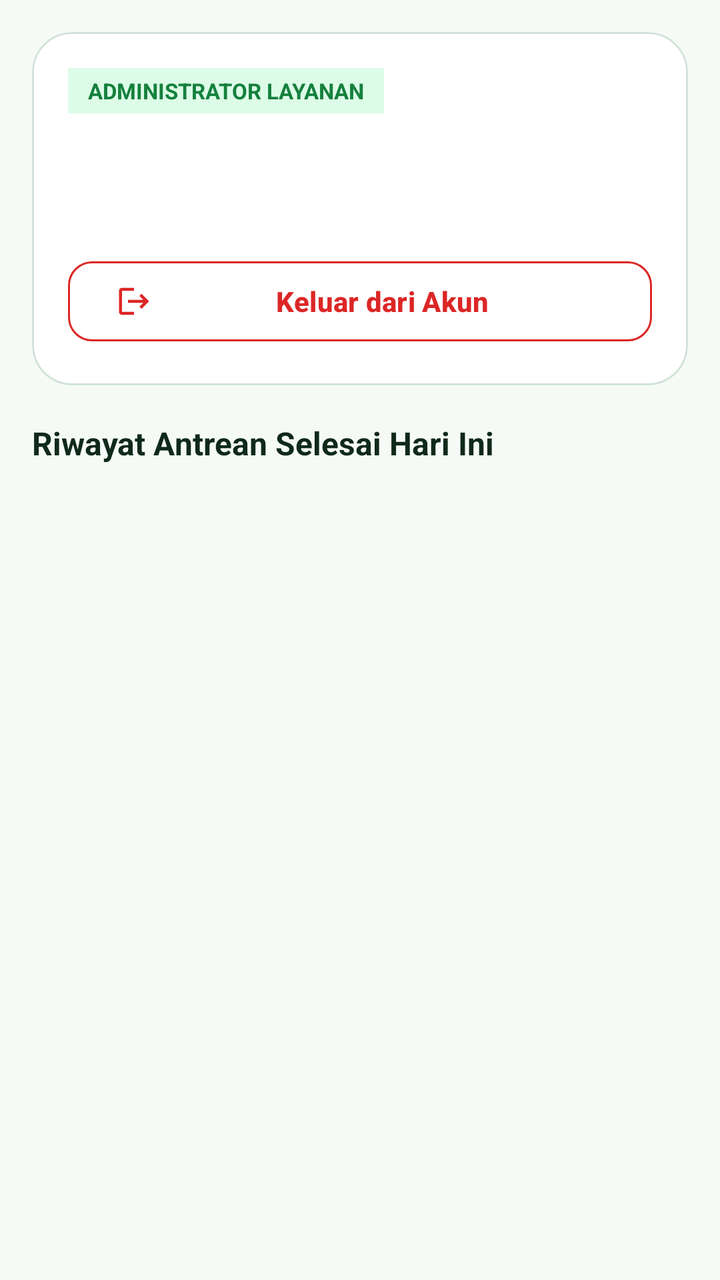
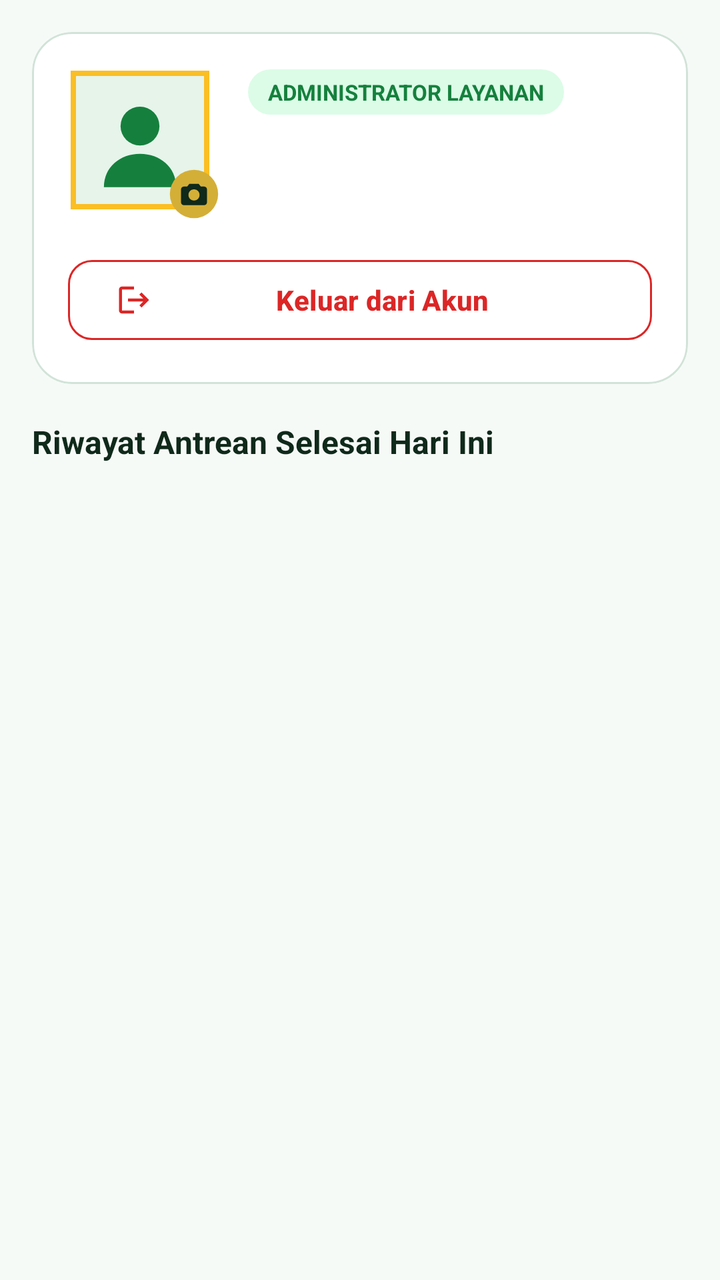

Compare the two renders of this Android layout. The source of the first and the diff that turns it into the second are given below.
<!-- AndroidManifest.xml: application theme Theme.QueueLess -->
<!-- res/layout/fragment_admin_history.xml -->
<?xml version="1.0" encoding="utf-8"?>
<LinearLayout xmlns:android="http://schemas.android.com/apk/res/android"
    xmlns:app="http://schemas.android.com/apk/res-auto"
    android:layout_width="match_parent"
    android:layout_height="match_parent"
    android:background="@color/background_light"
    android:orientation="vertical"
    android:padding="16dp">

    
    <com.google.android.material.card.MaterialCardView
        style="@style/Widget.QueueLess.Card"
        android:layout_width="match_parent"
        android:layout_height="wrap_content">

        <LinearLayout
            android:layout_width="match_parent"
            android:layout_height="wrap_content"
            android:orientation="vertical"
            android:padding="18dp">

            <TextView
                android:layout_width="wrap_content"
                android:layout_height="wrap_content"
                android:background="@color/primary_blue_light"
                android:paddingHorizontal="10dp"
                android:paddingVertical="4dp"
                android:text="@string/role_admin_badge"
                android:textColor="@color/primary_blue"
                android:textSize="11sp"
                android:textStyle="bold" />

            <TextView
                android:id="@+id/tvAdminName"
                android:layout_width="match_parent"
                android:layout_height="wrap_content"
                android:layout_marginTop="10dp"
                android:textColor="@color/text_primary"
                android:textSize="18sp"
                android:textStyle="bold" />

            <TextView
                android:id="@+id/tvAdminEmail"
                android:layout_width="match_parent"
                android:layout_height="wrap_content"
                android:layout_marginTop="2dp"
                android:textColor="@color/text_secondary"
                android:textSize="13sp" />

            <com.google.android.material.button.MaterialButton
                android:id="@+id/btnAdminLogout"
                style="@style/Widget.Material3.Button.OutlinedButton"
                android:layout_width="match_parent"
                android:layout_height="48dp"
                android:layout_marginTop="16dp"
                android:text="@string/btn_logout"
                android:textColor="@color/error_red"
                android:textStyle="bold"
                app:cornerRadius="12dp"
                app:icon="@drawable/ic_logout"
                app:iconTint="@color/error_red"
                app:strokeColor="@color/error_red" />
        </LinearLayout>
    </com.google.android.material.card.MaterialCardView>

    <TextView
        android:layout_width="match_parent"
        android:layout_height="wrap_content"
        android:layout_marginTop="18dp"
        android:layout_marginBottom="10dp"
        android:text="@string/label_today_history"
        android:textColor="@color/text_primary"
        android:textSize="16sp"
        android:textStyle="bold" />

    <LinearLayout
        android:id="@+id/layoutEmptyAdminHistory"
        android:layout_width="match_parent"
        android:layout_height="0dp"
        android:layout_weight="1"
        android:gravity="center"
        android:orientation="vertical"
        android:visibility="gone">

        <ImageView
            android:layout_width="64dp"
            android:layout_height="64dp"
            android:contentDescription="@string/cd_empty_icon"
            android:src="@drawable/ic_empty_box" />

        <TextView
            android:layout_width="wrap_content"
            android:layout_height="wrap_content"
            android:layout_marginTop="8dp"
            android:text="@string/empty_history"
            android:textColor="@color/text_secondary"
            android:textSize="14sp" />
    </LinearLayout>

    <androidx.recyclerview.widget.RecyclerView
        android:id="@+id/rvAdminHistory"
        android:layout_width="match_parent"
        android:layout_height="0dp"
        android:layout_weight="1" />
</LinearLayout>
<!-- resources referenced by this layout -->
<resources>
  <color name="background_light">#F6FAF7</color>
  <color name="error_red">#DC2626</color>
  <color name="primary_blue">#15803D</color>
  <color name="text_primary">#0F291A</color>
  <color name="text_secondary">#4B6356</color>
  <!-- drawable ic_empty_box (drawable) -->
  <?xml version="1.0" encoding="utf-8"?>
  <vector xmlns:android="http://schemas.android.com/apk/res/android"
      android:width="64dp"
      android:height="64dp"
      android:viewportWidth="24"
      android:viewportHeight="24">
      <path
          android:fillColor="#CBD5E1"
          android:pathData="M19,3H5C3.9,3 3,3.9 3,5v14c0,1.1 0.9,2 2,2h14c1.1,0 2,-0.9 2,-2V5C21,3.9 20.1,3 19,3zM19,19H5v-3h3.56c0.69,1.19 1.97,2 3.45,2s2.75,-0.81 3.45,-2H19V19zM19,14h-4.99c0,1.1 -0.9,2 -2,2s-2,-0.9 -2,-2H5V5h14V14z" />
  </vector>
  <color name="surface_white">#FFFFFF</color>
  <color name="border_subtle">#D1E3D8</color>
  <color name="text_white">#FFFFFF</color>
  <color name="secondary_teal">#B45309</color>
  <color name="primary_blue_dark">#052E16</color>
  <!-- unchanged entries left out for length: 10 -->
</resources>

<!-- the commit's change to res/layout/fragment_admin_history.xml (unified diff, before → after) -->
@@ -7,7 +7,6 @@
     android:orientation="vertical"
     android:padding="16dp">
 
-    
     <com.google.android.material.card.MaterialCardView
         style="@style/Widget.QueueLess.Card"
         android:layout_width="match_parent"
@@ -19,33 +18,74 @@
             android:orientation="vertical"
             android:padding="18dp">
 
-            <TextView
-                android:layout_width="wrap_content"
-                android:layout_height="wrap_content"
-                android:background="@color/primary_blue_light"
-                android:paddingHorizontal="10dp"
-                android:paddingVertical="4dp"
-                android:text="@string/role_admin_badge"
-                android:textColor="@color/primary_blue"
-                android:textSize="11sp"
-                android:textStyle="bold" />
-
-            <TextView
-                android:id="@+id/tvAdminName"
+            <LinearLayout
                 android:layout_width="match_parent"
                 android:layout_height="wrap_content"
-                android:layout_marginTop="10dp"
-                android:textColor="@color/text_primary"
-                android:textSize="18sp"
-                android:textStyle="bold" />
+                android:gravity="center_vertical"
+                android:orientation="horizontal">
 
-            <TextView
-                android:id="@+id/tvAdminEmail"
-                android:layout_width="match_parent"
-                android:layout_height="wrap_content"
-                android:layout_marginTop="2dp"
-                android:textColor="@color/text_secondary"
-                android:textSize="13sp" />
+                <FrameLayout
+                    android:id="@+id/frameAdminAvatar"
+                    android:layout_width="76dp"
+                    android:layout_height="76dp"
+                    android:clickable="true"
+                    android:focusable="true">
+
+                    <com.google.android.material.imageview.ShapeableImageView
+                        android:id="@+id/ivAdminAvatar"
+                        android:layout_width="72dp"
+                        android:layout_height="72dp"
+                        android:contentDescription="@string/cd_profile_avatar"
+                        android:padding="2.5dp"
+                        android:scaleType="centerCrop"
+                        android:src="@drawable/ic_default_avatar"
+                        app:strokeColor="@color/unimal_gold"
+                        app:strokeWidth="2.5dp" />
+
+                    <ImageView
+                        android:layout_width="26dp"
+                        android:layout_height="26dp"
+                        android:layout_gravity="bottom|end"
+                        android:contentDescription="@string/cd_change_avatar"
+                        android:src="@drawable/ic_camera_badge" />
+                </FrameLayout>
+
+                <LinearLayout
+                    android:layout_width="0dp"
+                    android:layout_height="wrap_content"
+                    android:layout_marginStart="14dp"
+                    android:layout_weight="1"
+                    android:orientation="vertical">
+
+                    <TextView
+                        android:layout_width="wrap_content"
+                        android:layout_height="wrap_content"
+                        android:background="@drawable/bg_badge_rounded"
+                        android:paddingHorizontal="10dp"
+                        android:paddingVertical="4dp"
+                        android:text="@string/role_admin_badge"
+                        android:textColor="@color/primary_blue"
+                        android:textSize="11sp"
+                        android:textStyle="bold" />
+
+                    <TextView
+                        android:id="@+id/tvAdminName"
+                        android:layout_width="match_parent"
+                        android:layout_height="wrap_content"
+                        android:layout_marginTop="8dp"
+                        android:textColor="@color/text_primary"
+                        android:textSize="18sp"
+                        android:textStyle="bold" />
+
+                    <TextView
+                        android:id="@+id/tvAdminEmail"
+                        android:layout_width="match_parent"
+                        android:layout_height="wrap_content"
+                        android:layout_marginTop="2dp"
+                        android:textColor="@color/text_secondary"
+                        android:textSize="13sp" />
+                </LinearLayout>
+            </LinearLayout>
 
             <com.google.android.material.button.MaterialButton
                 android:id="@+id/btnAdminLogout"
@@ -83,15 +123,15 @@
         android:visibility="gone">
 
         <ImageView
-            android:layout_width="64dp"
-            android:layout_height="64dp"
+            android:layout_width="116dp"
+            android:layout_height="116dp"
             android:contentDescription="@string/cd_empty_icon"
             android:src="@drawable/ic_empty_box" />
 
         <TextView
             android:layout_width="wrap_content"
             android:layout_height="wrap_content"
-            android:layout_marginTop="8dp"
+            android:layout_marginTop="10dp"
             android:text="@string/empty_history"
             android:textColor="@color/text_secondary"
             android:textSize="14sp" />
<!-- resource entries referenced after the edit -->
@@ -5,17 +5,107 @@
   <color name="primary_blue">#15803D</color>
   <color name="text_primary">#0F291A</color>
   <color name="text_secondary">#4B6356</color>
+  <color name="unimal_gold">#FBBF24</color>
+  <!-- drawable bg_badge_rounded (drawable) -->
+  <?xml version="1.0" encoding="utf-8"?>
+  <shape xmlns:android="http://schemas.android.com/apk/res/android"
+      android:shape="rectangle">
+      <solid android:color="@color/primary_blue_light" />
+      <corners android:radius="12dp" />
+  </shape>
+  <!-- drawable ic_camera_badge (drawable) -->
+  <vector xmlns:android="http://schemas.android.com/apk/res/android"
+      android:width="28dp"
+      android:height="28dp"
+      android:viewportWidth="28"
+      android:viewportHeight="28">
+      <path
+          android:fillColor="#D4AF37"
+          android:pathData="M14,1A13,13 0 1,1 14,27A13,13 0 1,1 14,1Z" />
+      <path
+          android:fillColor="#0F291A"
+          android:pathData="M11.5,8.5L10.3,10H8.5C7.7,10 7,10.7 7,11.5V18.5C7,19.3 7.7,20 8.5,20H19.5C20.3,20 21,19.3 21,18.5V11.5C21,10.7 20.3,10 19.5,10H17.7L16.5,8.5H11.5ZM14,17.5C12.3,17.5 11,16.2 11,14.5C11,12.8 12.3,11.5 14,11.5C15.7,11.5 17,12.8 17,14.5C17,16.2 15.7,17.5 14,17.5Z" />
+  </vector>
+  <!-- drawable ic_default_avatar (drawable) -->
+  <vector xmlns:android="http://schemas.android.com/apk/res/android"
+      android:width="96dp"
+      android:height="96dp"
+      android:viewportWidth="96"
+      android:viewportHeight="96">
+      <path
+          android:fillColor="#E6F4EA"
+          android:pathData="M0,0H96V96H0Z" />
+      <path
+          android:fillColor="#15803D"
+          android:pathData="M48,24A14,14 0 1,1 48,52A14,14 0 1,1 48,24Z" />
+      <path
+          android:fillColor="#15803D"
+          android:pathData="M22,82C22,67.6 33.6,58 48,58C62.4,58 74,67.6 74,82Z" />
+  </vector>
   <!-- drawable ic_empty_box (drawable) -->
   <?xml version="1.0" encoding="utf-8"?>
   <vector xmlns:android="http://schemas.android.com/apk/res/android"
-      android:width="64dp"
-      android:height="64dp"
-      android:viewportWidth="24"
-      android:viewportHeight="24">
+      android:width="132dp"
+      android:height="132dp"
+      android:viewportWidth="132"
+      android:viewportHeight="132">
+  
+      
+      <path
+          android:fillColor="#E6F4EA"
+          android:pathData="M66,12A54,54 0 1,1 66,120A54,54 0 1,1 66,12Z" />
+  
+      
+      <path
+          android:fillColor="#D1EAD9"
+          android:pathData="M66,24A42,42 0 1,1 66,108A42,42 0 1,1 66,24Z" />
+  
+      
+      <path
+          android:fillColor="#FFFFFF"
+          android:pathData="M42,36H90A6,6 0 0,1 96,42V90A6,6 0 0,1 90,96H42A6,6 0 0,1 36,90V42A6,6 0 0,1 42,36Z" />
+  
+      
+      <path
+          android:fillColor="#0F291A"
+          android:pathData="M42,36H90A6,6 0 0,1 96,42V52H36V42A6,6 0 0,1 42,36Z" />
+  
+      
+      <path
+          android:fillColor="#D4AF37"
+          android:pathData="M46,43H70V45.5H46Z" />
+  
+      
+      <path
+          android:fillColor="#15803D"
+          android:pathData="M46,61H54V69H46Z" />
       <path
           android:fillColor="#CBD5E1"
-          android:pathData="M19,3H5C3.9,3 3,3.9 3,5v14c0,1.1 0.9,2 2,2h14c1.1,0 2,-0.9 2,-2V5C21,3.9 20.1,3 19,3zM19,19H5v-3h3.56c0.69,1.19 1.97,2 3.45,2s2.75,-0.81 3.45,-2H19V19zM19,14h-4.99c0,1.1 -0.9,2 -2,2s-2,-0.9 -2,-2H5V5h14V14z" />
+          android:pathData="M59,62H86V65H59Z" />
+      <path
+          android:fillColor="#E2E8F0"
+          android:pathData="M59,67H76V69H59Z" />
+  
+      <path
+          android:fillColor="#86EFAC"
+          android:pathData="M46,76H54V84H46Z" />
+      <path
+          android:fillColor="#CBD5E1"
+          android:pathData="M59,77H84V80H59Z" />
+      <path
+          android:fillColor="#E2E8F0"
+          android:pathData="M59,82H72V84H59Z" />
+  
+      
+      <path
+          android:fillColor="#D4AF37"
+          android:pathData="M94,82A12,12 0 1,1 94,106A12,12 0 1,1 94,82Z" />
+      <path
+          android:fillColor="#FFFFFF"
+          android:pathData="M94,88L95.8,92.2L100.3,92.6L96.9,95.6L97.9,100L94,97.7L90.1,100L91.1,95.6L87.7,92.6L92.2,92.2Z" />
   </vector>
+  <string name="cd_change_avatar">Ganti Foto Profil</string>
+  <string name="cd_profile_avatar">Foto Profil Pengguna</string>
   <color name="surface_white">#FFFFFF</color>
   <color name="border_subtle">#D1E3D8</color>
   <color name="text_white">#FFFFFF</color>
